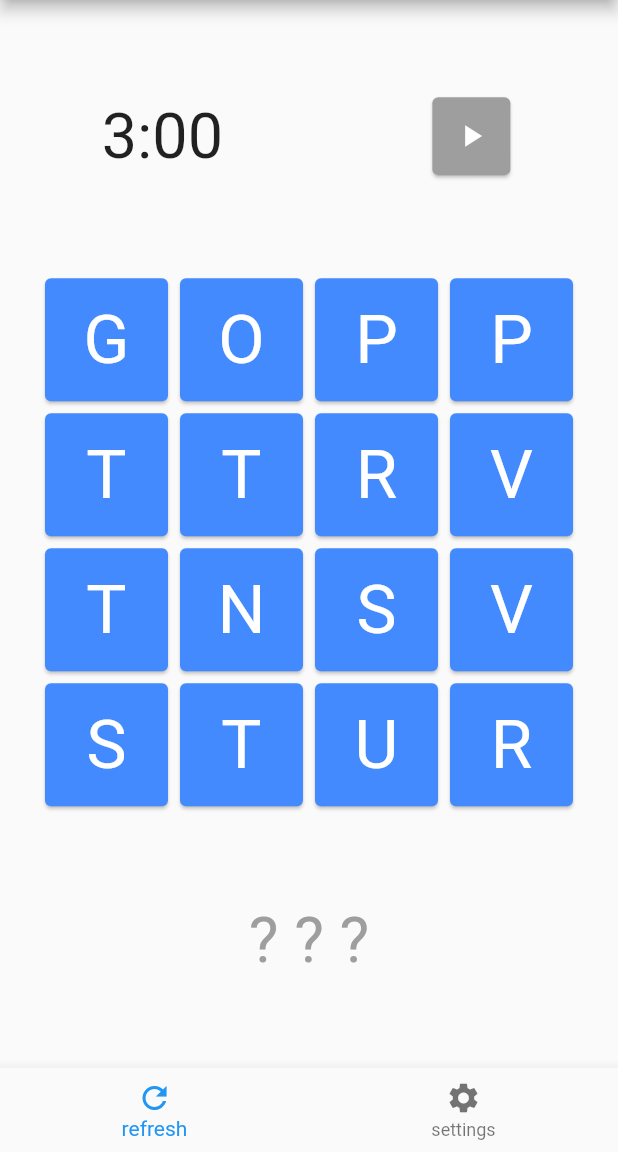
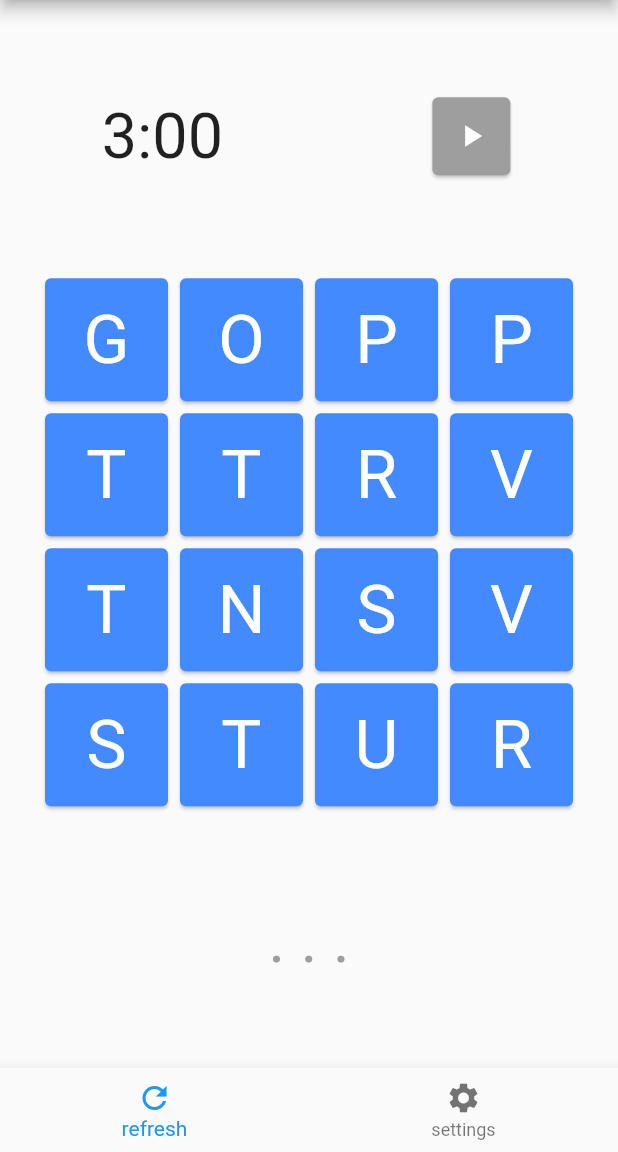
Before and after one commit to eeoooue/Boggle, a Flutter app: the screen it shows after launch, on a phone screen of 412 x 824 dp, the part 84-1236 px from its top. Run offline on Flutter 3.47's test engine with Material 2 defaults, Android fonts, the phone set to English and light mode, and no system bars.

Commit message:
transitioned to stateful widget with refreshable grid

```diff
--- a/wordsearch/lib/main.dart
+++ b/wordsearch/lib/main.dart
@@ -142,10 +142,17 @@ SizedBox getBoggleBox() {
   );
 }
 
-class MyApp extends StatelessWidget {
+class MyApp extends StatefulWidget {
   const MyApp({super.key});
 
+  @override
+  State<MyApp> createState() => _MyAppState();
+}
+
+class _MyAppState extends State<MyApp> {
   final double tileSize = 25;
+
+  SizedBox playGrid = getBoggleBox();
 
   @override
   Widget build(BuildContext context) {
@@ -183,19 +190,26 @@ class MyApp extends StatelessWidget {
             ),
             Container(
               alignment: Alignment.center,
-              child: getBoggleBox(),
+              child: playGrid,
             ),
             const Text(
-              '? ? ?',
+              '. . .',
               style: TextStyle(fontSize: 42, color: Colors.grey),
             ),
           ],
         ),
-        bottomNavigationBar: BottomNavigationBar(items: const [
-          BottomNavigationBarItem(icon: Icon(Icons.refresh), label: 'refresh'),
-          BottomNavigationBarItem(
-              icon: Icon(Icons.settings), label: 'settings'),
-        ]),
+        bottomNavigationBar: BottomNavigationBar(
+            onTap: (value) => {
+                  setState(() {
+                    playGrid = getBoggleBox();
+                  })
+                },
+            items: const [
+              BottomNavigationBarItem(
+                  icon: Icon(Icons.refresh), label: 'refresh'),
+              BottomNavigationBarItem(
+                  icon: Icon(Icons.settings), label: 'settings'),
+            ]),
       ),
     );
   }
```
